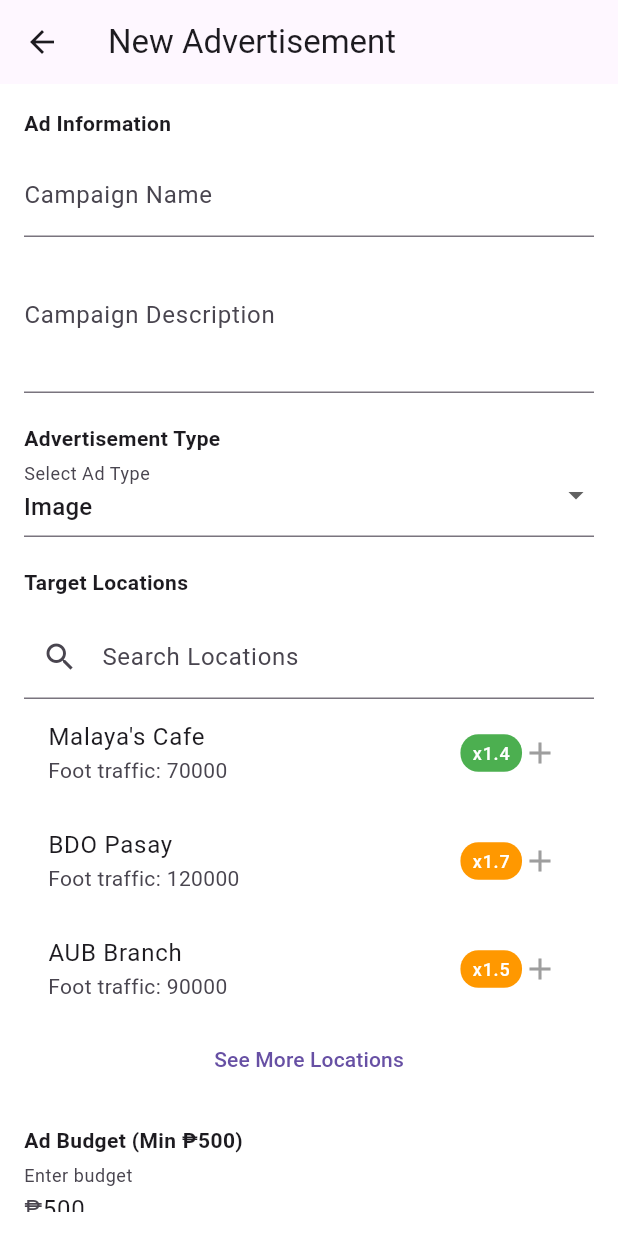
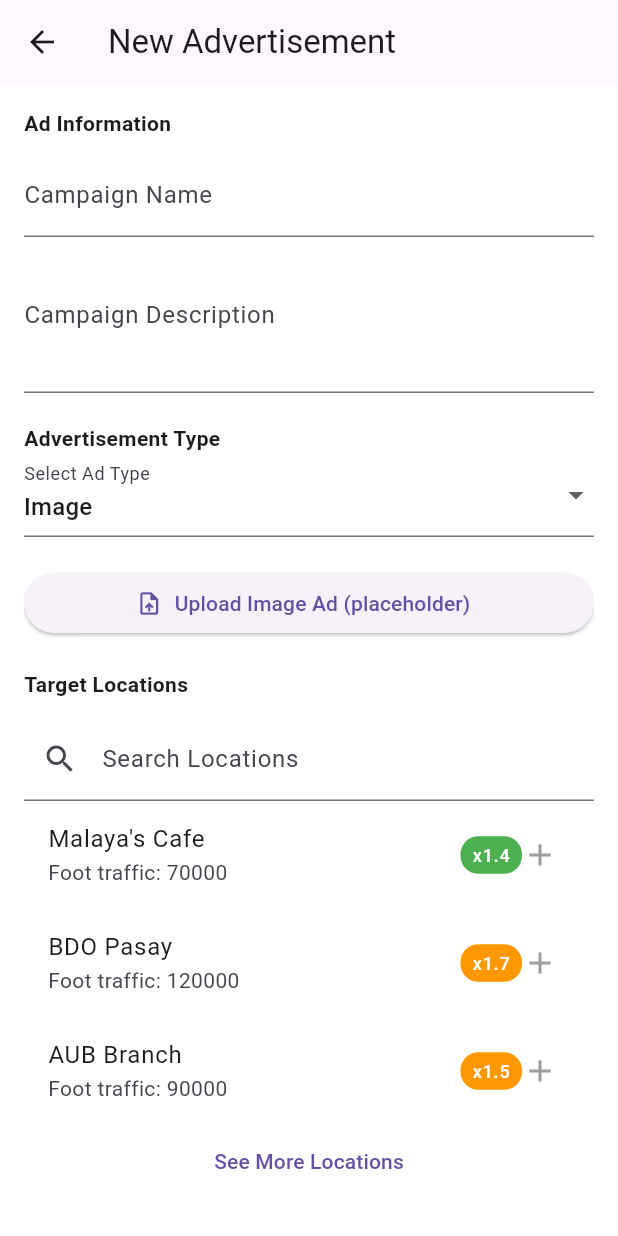
Before and after one commit to XcmoiZoe/yes_ads_solution, a Flutter app: the AddAdPage screen opened directly, on a phone screen of 412 x 824 dp. Run offline on Flutter 3.47's test engine with Material 3 defaults, Android fonts, the phone set to English and light mode, and no system bars; our stand-ins replace fl_chart, google_fonts, shared_preferences, smooth_page_indicator; accounts and stored records are empty.

Commit message:
upt:add advertisement upload

```diff
--- a/lib/add_ad_page.dart
+++ b/lib/add_ad_page.dart
@@ -126,7 +126,16 @@ class _AddAdPageState extends State<AddAdPage> {
                 ],
                 onChanged: (value) => setState(() => _adType = value!),
                 decoration: const InputDecoration(labelText: "Select Ad Type"),
-              ),
+              ), const SizedBox(height: 20),
+            ElevatedButton.icon(
+            icon: const Icon(Icons.upload_file),
+            label: Text("Upload $_adType Ad (placeholder)"),
+            onPressed: () {
+              ScaffoldMessenger.of(context).showSnackBar(
+                SnackBar(content: Text("$_adType upload coming soon")),
+              );
+            },
+          ),
 
               const SizedBox(height: 20),
               const Text("Target Locations", style: TextStyle(fontWeight: FontWeight.bold)),
@@ -237,17 +246,17 @@ class _AddAdPageState extends State<AddAdPage> {
                 onChanged: (value) => setState(() => _paymentMethod = value!),
               ),
 
-              const SizedBox(height: 20),
+
+ const SizedBox(height: 20),
             ElevatedButton.icon(
             icon: const Icon(Icons.upload_file),
-            label: Text("Upload $_adType Ad (placeholder)"),
+            label: Text("Upload Screenshot"),
             onPressed: () {
               ScaffoldMessenger.of(context).showSnackBar(
-                SnackBar(content: Text("$_adType upload coming soon")),
+                SnackBar(content: Text("Screenshot upload coming soon")),
               );
             },
           ),
-
 
               const SizedBox(height: 30),
               ElevatedButton(
```
